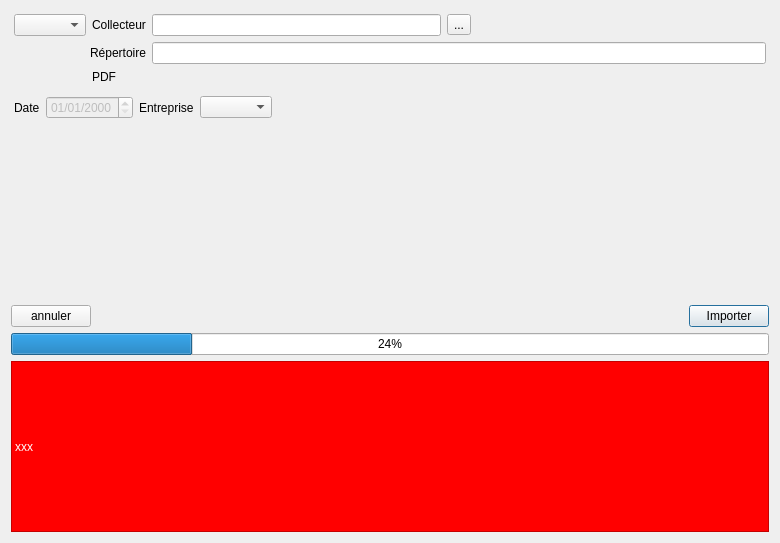
Old version of the form wincan2qgep/ui/databrowserdialog.ui in the repository opengisch/QGIS_TEKSI_Wincan_Importer_Plugin.
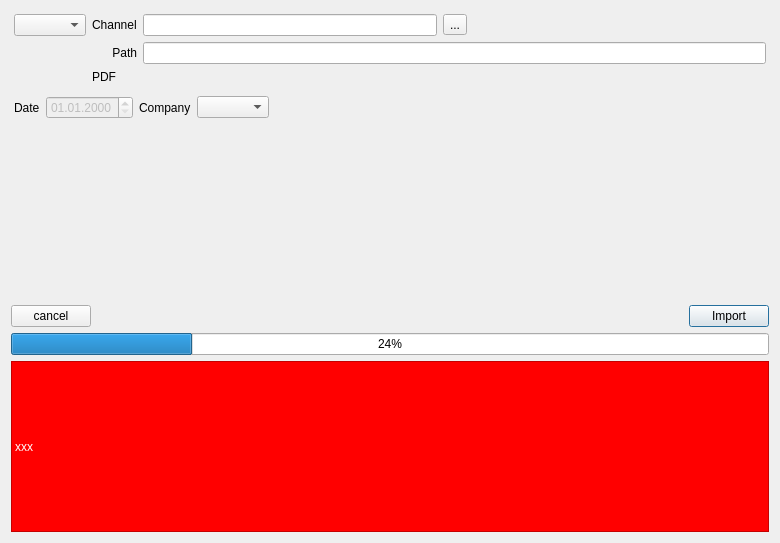
New version of the form. Icons and pictures are not drawn. Custom widgets are drawn as their Qt base class.

Patch:
```diff
--- a/wincan2qgep/ui/databrowserdialog.ui
+++ b/wincan2qgep/ui/databrowserdialog.ui
@@ -17,7 +17,7 @@
    <item row="5" column="2">
     <widget class="QPushButton" name="importButton">
      <property name="text">
-      <string>Importer</string>
+      <string>Import</string>
      </property>
     </widget>
    </item>
@@ -37,7 +37,7 @@
    <item row="5" column="0">
     <widget class="QPushButton" name="cancelButton">
      <property name="text">
-      <string>annuler</string>
+      <string>cancel</string>
      </property>
     </widget>
    </item>
@@ -103,7 +103,7 @@
       <item row="1" column="3">
        <widget class="QLabel" name="label">
         <property name="text">
-         <string>Entreprise</string>
+         <string>Company</string>
         </property>
        </widget>
       </item>
@@ -113,7 +113,7 @@
          <bool>false</bool>
         </property>
         <property name="displayFormat">
-         <string notr="true">dd/MM/yyyy</string>
+         <string notr="true">dd.MM.yyyy</string>
         </property>
         <property name="calendarPopup">
          <bool>false</bool>
@@ -170,14 +170,14 @@
       <item row="0" column="1">
        <widget class="QLabel" name="label_3">
         <property name="text">
-         <string>Collecteur</string>
+         <string>Channel</string>
         </property>
        </widget>
       </item>
       <item row="1" column="0" colspan="2">
        <widget class="QLabel" name="label_4">
         <property name="text">
-         <string>Répertoire</string>
+         <string>Path</string>
         </property>
         <property name="alignment">
          <set>Qt::AlignRight|Qt::AlignTrailing|Qt::AlignVCenter</set>
```
Left out of the diff: 2 changed lines with no effect on the pictures.
